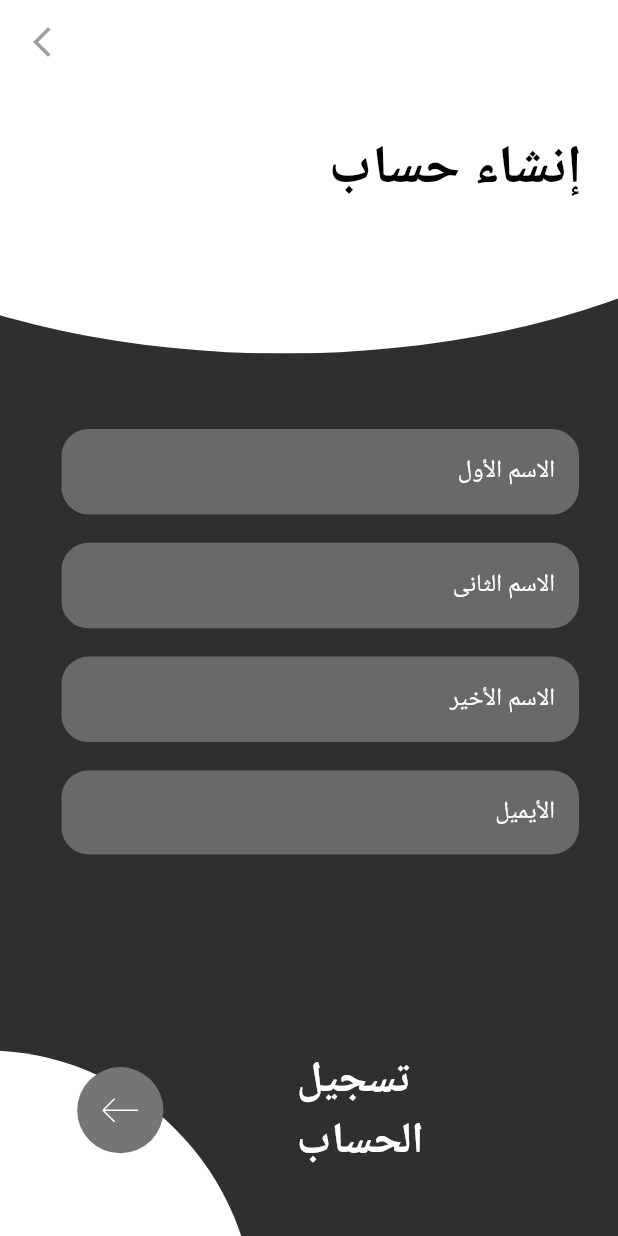
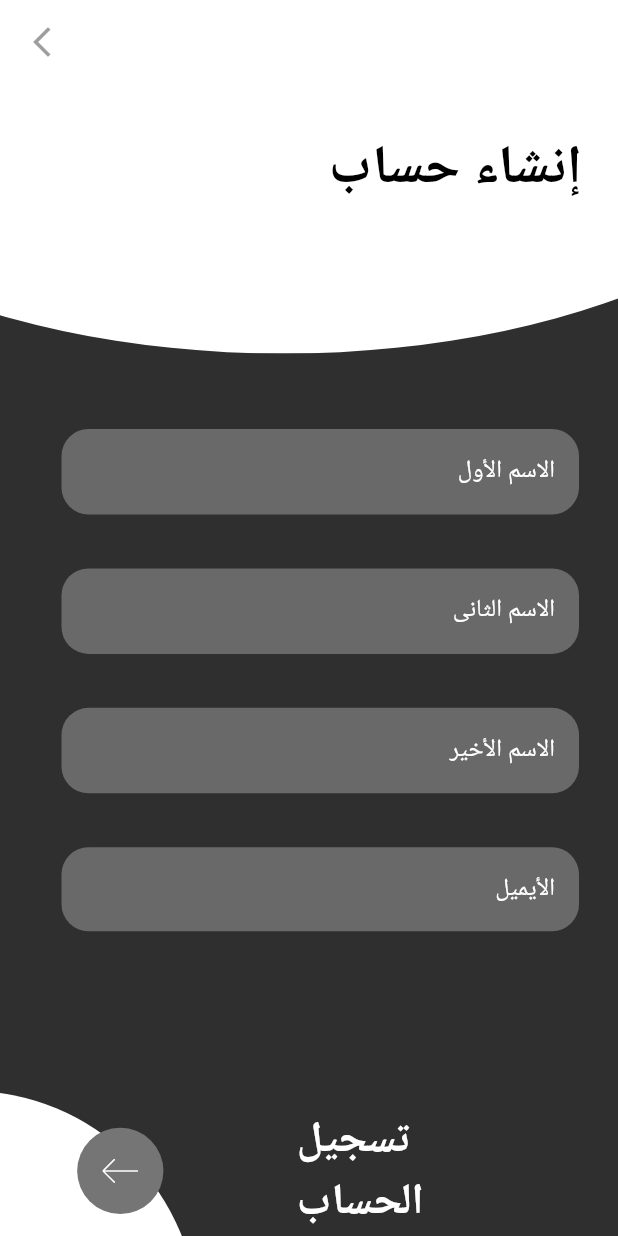
Before and after one commit to mohammedhedaya/-Sar-aat-Al-Tasweeq, a Flutter app: the SignUpView screen opened by its route, on a phone screen of 412 x 824 dp. Run offline on Flutter 3.47's test engine with Material 3 defaults, Android fonts, the phone set to English and light mode, and no system bars; our stand-ins replace carousel_slider, device_preview, flutter_bloc, flutter_screenutil, flutter_svg, go_router and 3 more; accounts and stored records are empty.

```diff
--- a/lib/features/auth/presentation/widgets/sign_up_view_body.dart
+++ b/lib/features/auth/presentation/widgets/sign_up_view_body.dart
@@ -1,22 +1,29 @@
 import 'package:flutter/material.dart';
+import 'package:flutter_bloc/flutter_bloc.dart';
 import 'package:flutter_screenutil/flutter_screenutil.dart';
 import 'package:flutter_svg/svg.dart';
 import 'package:go_router/go_router.dart';
 import 'package:shopping_chart/core/utils/app_colors.dart';
 import 'package:shopping_chart/core/utils/app_text_style.dart';
 import 'package:shopping_chart/core/utils/assets.dart';
+import 'package:shopping_chart/features/auth/presentation/cubit/auth_cubit.dart';
+import 'package:shopping_chart/features/auth/presentation/cubit/auth_state.dart';
 import 'package:shopping_chart/features/auth/presentation/widgets/auth_text_field.dart';
 
 class SignUpViewBody extends StatelessWidget {
-  const SignUpViewBody({
-    super.key,
-  });
+  const SignUpViewBody({super.key});
 
   @override
   Widget build(BuildContext context) {
+    return BlocConsumer<AuthCubit, AuthState>(
+      listener: (context, state) {},
+      builder: (context, state) {
+        AuthCubit cubit = BlocProvider.of<AuthCubit>(context);
         return SingleChildScrollView(
           child: SizedBox(
             height: MediaQuery.of(context).size.height,
+            child: Form(
+              key: cubit.signUpFormKey,
               child: Stack(
                 children: [
                   Positioned(
@@ -47,19 +54,25 @@ class SignUpViewBody extends StatelessWidget {
                       children: [
                         CustomAuthTextField(
                           hintText: 'الاسم الأول',
-                    onChanged: (firstName) {},
+                          onChanged: (firstName) {
+                            cubit.firstName = firstName;
+                          },
                         ),
-                  SizedBox(height: 21.h),
+                        SizedBox(height: 40.h),
                         CustomAuthTextField(
                           hintText: 'الاسم الثانى',
-                    onChanged: (secondName) {},
+                          onChanged: (secondName) {
+                            cubit.secondName = secondName;
+                          },
                         ),
-                  SizedBox(height: 21.h),
+                        SizedBox(height: 40.h),
                         CustomAuthTextField(
                           hintText: 'الاسم الأخير',
-                    onChanged: (lastName) {},
+                          onChanged: (lastName) {
+                            cubit.lastName = lastName;
+                          },
                         ),
-                  SizedBox(height: 21.h),
+                        SizedBox(height: 40.h),
                         CustomAuthTextField(
                           hintText: 'الأيميل',
                           keyboardType: TextInputType.emailAddress,
@@ -73,18 +86,19 @@ class SignUpViewBody extends StatelessWidget {
                             }
                             return null;
                           },
-                    onChanged: (email) {},
+                          onChanged: (email) {
+                            cubit.email = email;
+                          },
                         ),
-                  SizedBox(height: 7.h),
                       ],
                     ),
                   ),
                   Positioned(
                     bottom: 0,
-              left: -50,
+                    left: -50.w,
                     child: Container(
-                height: 200.h,
-                width: 200.w,
+                      height: 170.h,
+                      width: 170.w,
                       decoration: const BoxDecoration(
                         color: AppColors.whiteColor,
                         borderRadius: BorderRadius.only(
@@ -94,13 +108,15 @@ class SignUpViewBody extends StatelessWidget {
                     ),
                   ),
                   Positioned(
-              bottom: 110.h,
+                    bottom: 65.h,
                     left: 41.w,
                     child: Row(
                       children: [
                         InkWell(
                           onTap: () {
+                            if (cubit.signUpFormKey.currentState!.validate()) {
                               context.push('/signUpProfileView');
+                            }
                           },
                           child: Container(
                             constraints: BoxConstraints(
@@ -118,7 +134,8 @@ class SignUpViewBody extends StatelessWidget {
                             ),
                           ),
                         ),
-                  SizedBox(width: MediaQuery.of(context).size.width * 0.2),
+                        SizedBox(
+                            width: MediaQuery.of(context).size.width * 0.2),
                         Text(
                           "تسجيل\nالحساب",
                           style: AppStyles.style32W700,
@@ -129,6 +146,9 @@ class SignUpViewBody extends StatelessWidget {
                 ],
               ),
             ),
+          ),
+        );
+      },
     );
   }
 }
```
Also changed, not shown: lib/features/auth/presentation/widgets/custom_positioned.dart (+6 -1 lines). Lines whose indentation alone changed are shown as unchanged.
